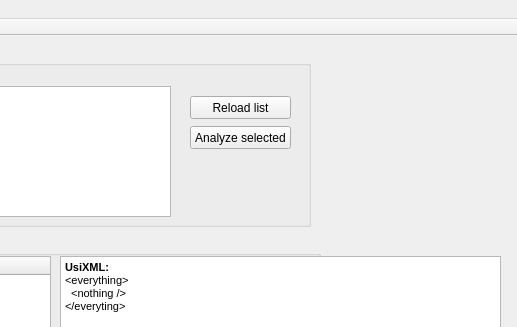
Old version of the form MainWindow.ui in the repository Audio/GUI-Extractor; both pictures show x 410 to 927 and y 0 to 327 of the 927 by 646 pixel window.
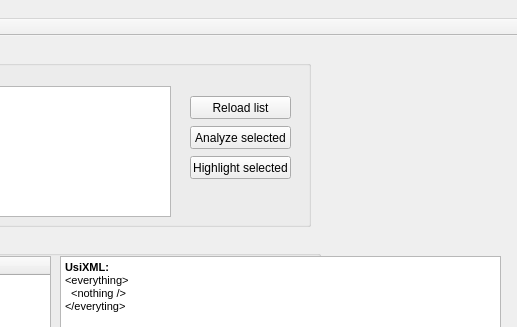
New version of the form.

Commit message: Selected top-level window can be highlighted via button in main window.

What changed in the file:
```diff
--- a/MainWindow.ui
+++ b/MainWindow.ui
@@ -108,6 +108,19 @@
       <string>Analyze selected</string>
      </property>
     </widget>
+    <widget class="QPushButton" name="buttonHighlight">
+     <property name="geometry">
+      <rect>
+       <x>590</x>
+       <y>110</y>
+       <width>101</width>
+       <height>23</height>
+      </rect>
+     </property>
+     <property name="text">
+      <string>Highlight selected</string>
+     </property>
+    </widget>
    </widget>
    <widget class="QGroupBox" name="groupBox_2">
     <property name="geometry">
```
The commit also changes 4 other files.
